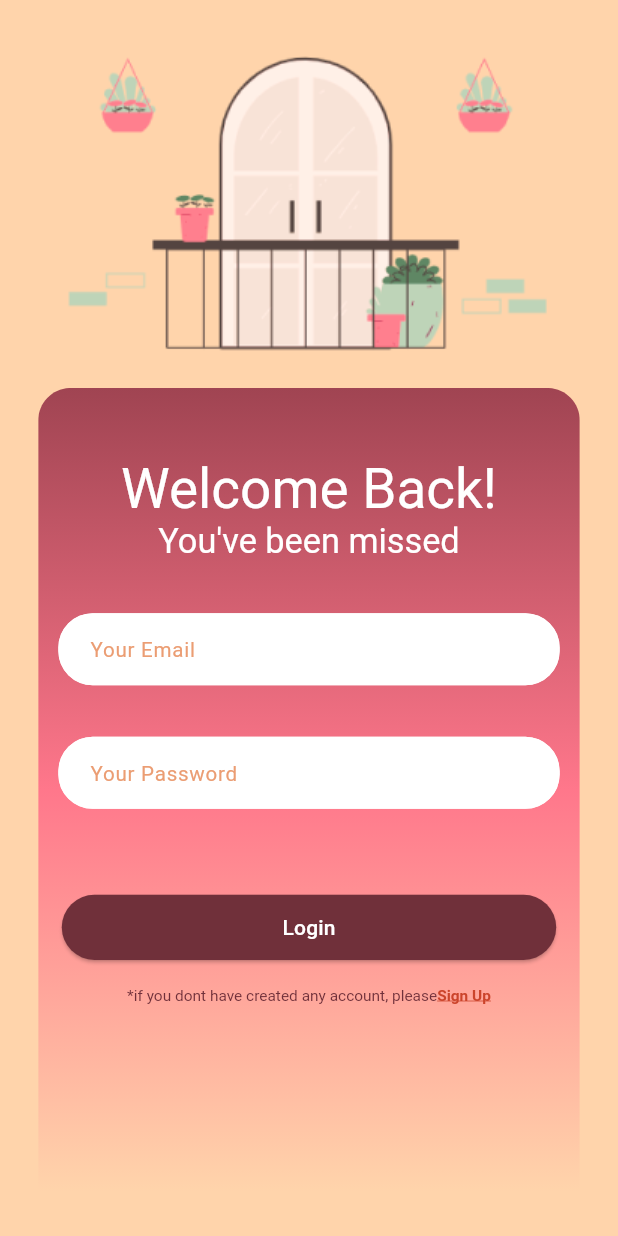
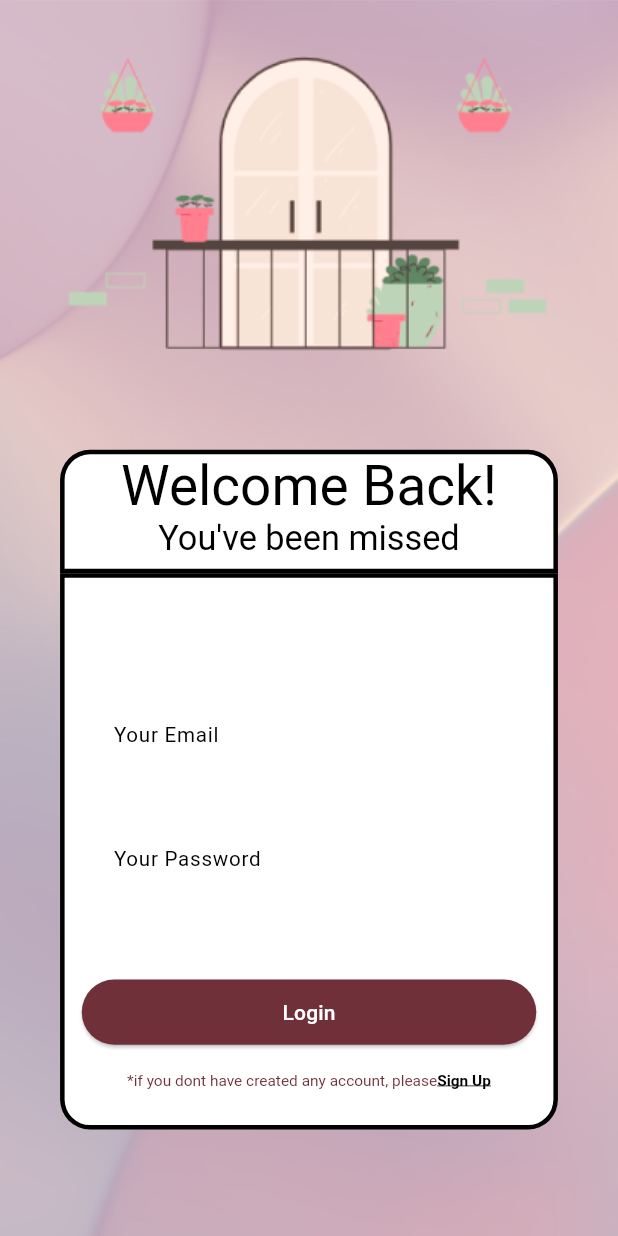
Before and after one commit to nisahabiba/mawadda_app, a Flutter app: the screen it shows after launch, after a tap on "Login", on a phone screen of 412 x 824 dp. Run offline on Flutter 3.47's test engine with Material 2 defaults, Android fonts, the phone set to English and light mode, and no system bars; our stand-ins replace auto_route, equatable, flutter_bloc, flutter_screenutil, flutter_svg, get_it and 3 more.

Commit message:
edited UI - login_page

```diff
--- a/lib/auth/components/auth_form_component.dart
+++ b/lib/auth/components/auth_form_component.dart
@@ -32,8 +32,7 @@ class AuthFormComponent extends StatelessWidget {
             filled: true,
             isDense: true,
             hintText: hintText,
-            hintStyle:
-                TextStyle(color: const Color(0xffEB9D73), fontSize: 12.sp),
+            hintStyle: TextStyle(color: Colors.black, fontSize: 12.sp),
             errorBorder: OutlineInputBorder(
               borderRadius: BorderRadius.all(Radius.circular(20.r)),
               borderSide: const BorderSide(color: Colors.red, width: 1.0),
--- a/lib/auth/pages/auth_page.dart
+++ b/lib/auth/pages/auth_page.dart
@@ -20,7 +20,12 @@ class AuthPage extends StatelessWidget {
     return BlocProvider(
         create: (_) => getIt<NavigationBloc>(),
         child: Container(
-            color: const Color(0XFFFFD4AB),
+            constraints: const BoxConstraints.expand(),
+            decoration: const BoxDecoration(
+              image: DecorationImage(
+                  image: AssetImage("assets/image_back.png"),
+                  fit: BoxFit.cover),
+            ),
             padding: EdgeInsets.only(
               top: 20.r,
               left: 16.r,
@@ -39,12 +44,21 @@ class AuthPage extends StatelessWidget {
                             borderRadius: const BorderRadius.only(
                                 topRight: Radius.circular(20),
                                 topLeft: Radius.circular(20))),
-                      child: Text(
+                        child: Column(
+                          mainAxisAlignment: MainAxisAlignment.center,
+                          children: [
+                            Text(
                               'Mawadda',
                               style: GoogleFonts.dawningOfANewDay(
                                   color: Colors.black, fontSize: 80),
                             ),
-                    ),
+                            Text(
+                              'Pre-Marriage Guides\nfor Muslimah',
+                              style: GoogleFonts.averiaGruesaLibre(
+                                  color: Colors.black, fontSize: 15),
+                            )
+                          ],
+                        )),
                     Container(
                       height: 0.2.sh,
                       width: 290.w,
--- a/lib/auth/pages/login_page.dart
+++ b/lib/auth/pages/login_page.dart
@@ -21,7 +21,11 @@ class LoginPage extends StatelessWidget {
     return Scaffold(
         body: Container(
       height: 1.sh,
-      color: const Color(0XFFFFD4AB),
+      constraints: const BoxConstraints.expand(),
+      decoration: const BoxDecoration(
+        image: DecorationImage(
+            image: AssetImage("assets/image_back.png"), fit: BoxFit.cover),
+      ),
       padding: EdgeInsets.all(10.r),
       child: Center(
           child: ListView(
@@ -31,25 +35,26 @@ class LoginPage extends StatelessWidget {
             height: 0.3.sh,
           ),
           DefaultTextStyle(
-            style: GoogleFonts.averiaGruesaLibre(color: Colors.white),
+            style: GoogleFonts.averiaGruesaLibre(color: Colors.black),
             child: Container(
               padding: EdgeInsets.only(
                 left: 10.r,
                 right: 10.r,
               ),
               height: 0.65.sh,
-              child: Stack(
-                alignment: AlignmentDirectional.topCenter,
+              child: Column(
+                mainAxisAlignment: MainAxisAlignment.center,
                 children: [
-                  SvgPicture.asset(
-                    'assets/gradient_card.svg',
-                    width: 1.sw,
-                  ),
-                  Column(
-                    children: [
-                      SizedBox(
-                        height: 40.h,
-                      ),
+                  Container(
+                    height: 0.1.sh,
+                    width: 290.w,
+                    decoration: BoxDecoration(
+                        border: Border.all(width: 3, color: Colors.black),
+                        color: Colors.white,
+                        borderRadius: const BorderRadius.only(
+                            topRight: Radius.circular(20),
+                            topLeft: Radius.circular(20))),
+                    child: Column(children: [
                       Text(
                         'Welcome Back!',
                         style: TextStyle(
@@ -61,6 +66,26 @@ class LoginPage extends StatelessWidget {
                         style: TextStyle(
                           fontSize: 20.sp,
                         ),
+                      ),
+                    ]),
+                  ),
+                  Container(
+                    height: 0.45.sh,
+                    padding: EdgeInsets.only(
+                      left: 10.r,
+                      right: 10.r,
+                    ),
+                    width: 290.w,
+                    decoration: BoxDecoration(
+                        border: Border.all(width: 3, color: Colors.black),
+                        color: Colors.white,
+                        borderRadius: const BorderRadius.only(
+                            bottomRight: Radius.circular(20),
+                            bottomLeft: Radius.circular(20))),
+                    child: Column(
+                      children: [
+                        SizedBox(
+                          height: 40.h,
                         ),
                         SizedBox(
                           height: 30.h,
@@ -126,7 +151,7 @@ class LoginPage extends StatelessWidget {
                               child: Text(
                                 'Sign Up',
                                 style: TextStyle(
-                                color: const Color(0xffCB442B),
+                                  color: Colors.black,
                                   fontSize: 9.sp,
                                   fontWeight: FontWeight.w600,
                                   decoration: TextDecoration.underline,
@@ -136,6 +161,7 @@ class LoginPage extends StatelessWidget {
                           ],
                         )
                       ],
+                    ),
                   )
                 ],
               ),
--- a/lib/auth/pages/register_page.dart
+++ b/lib/auth/pages/register_page.dart
@@ -20,8 +20,11 @@ class RegisterPage extends StatelessWidget {
 
     return Scaffold(
         body: Container(
-      height: 1.sh,
-      color: const Color(0XFFFFD4AB),
+      constraints: const BoxConstraints.expand(),
+      decoration: const BoxDecoration(
+        image: DecorationImage(
+            image: AssetImage("assets/image_back.png"), fit: BoxFit.cover),
+      ),
       padding: EdgeInsets.all(10.r),
       child: Center(
         child: ListView(
--- a/lib/auth/pages/succeed_signup.dart
+++ b/lib/auth/pages/succeed_signup.dart
@@ -14,7 +14,11 @@ class SucceedPage extends StatelessWidget {
     return Scaffold(
         body: Container(
       height: 1.sh,
-      color: const Color(0XFFFFD4AB),
+      constraints: const BoxConstraints.expand(),
+      decoration: const BoxDecoration(
+        image: DecorationImage(
+            image: AssetImage("assets/image_back.png"), fit: BoxFit.cover),
+      ),
       padding: EdgeInsets.all(10.r),
       child: Center(
           child: ListView(
```
Also changed, not shown: assets/image_back.png (added). Lines whose indentation alone changed are shown as unchanged.
